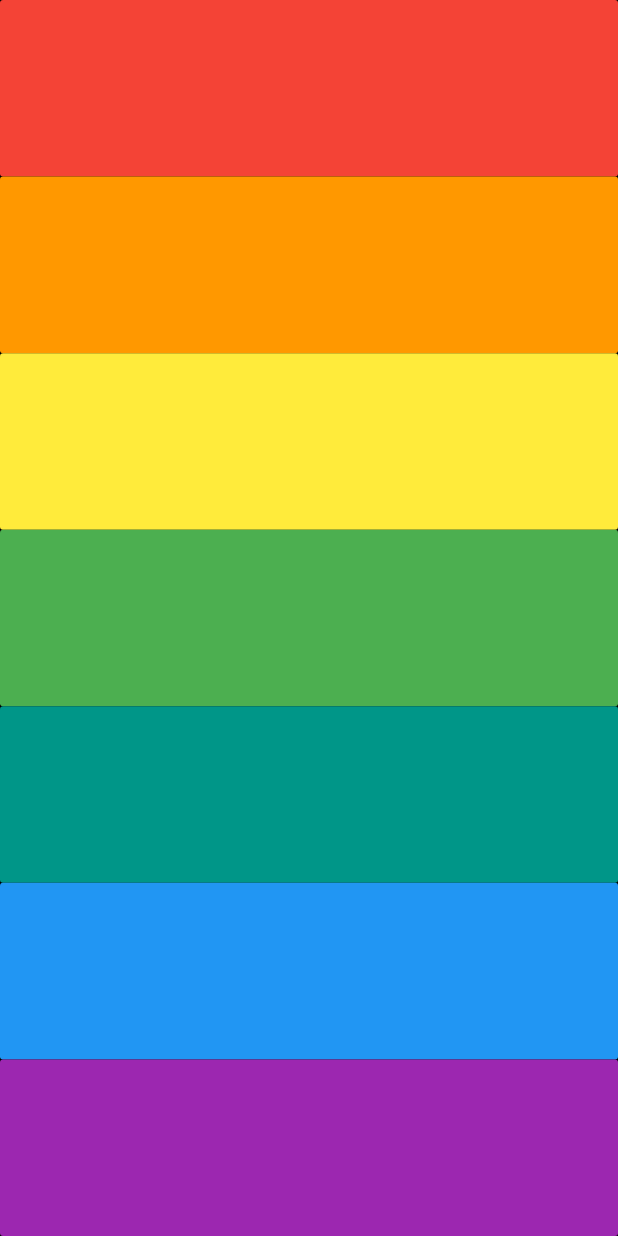
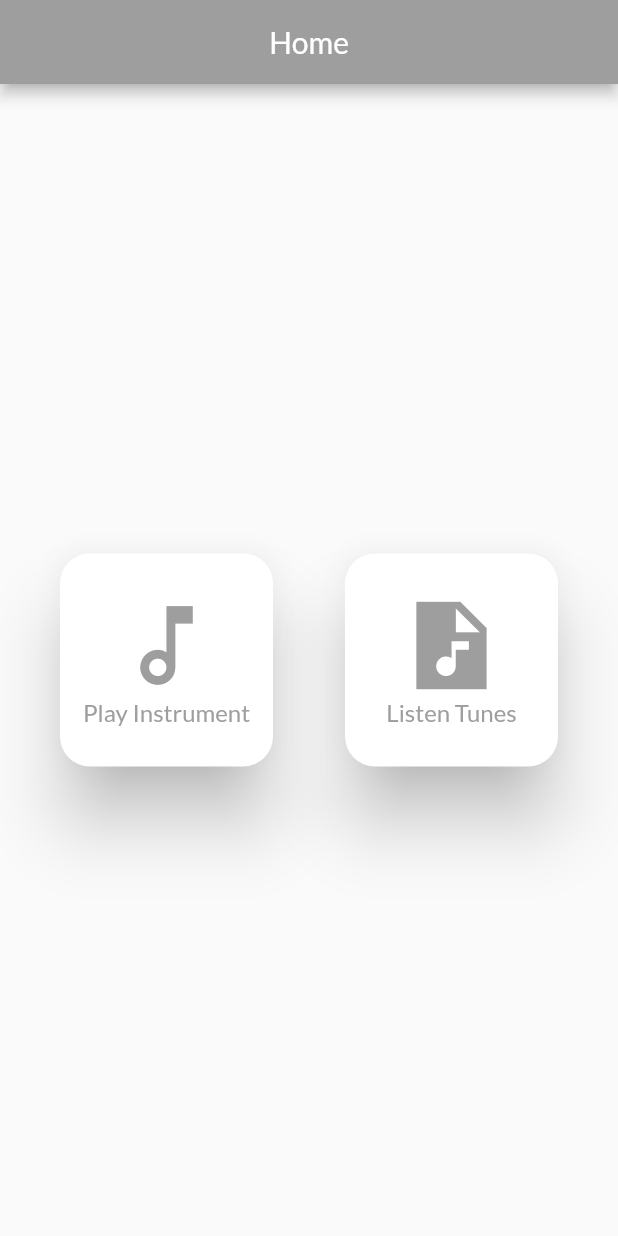
Before and after one commit to CodeWithPreet/xylophone, a Flutter app: the screen it shows after launch, on a phone screen of 412 x 824 dp. Run offline on Flutter 3.47's test engine with Material 2 defaults, Android fonts, the phone set to English and light mode, and no system bars; our stand-ins replace audioplayers, flutter_native_splash, google_fonts.

Commit message:
some changes

```diff
--- /dev/null
+++ b/lib/app/HomeScreen.dart
@@ -0,0 +1,101 @@
+import 'package:flutter/material.dart';
+import 'package:flutter/rendering.dart';
+import 'package:xylophone/app/ListenScreen.dart';
+
+class HomeScreen extends StatelessWidget {
+  const HomeScreen({Key? key}) : super(key: key);
+
+  @override
+  Widget build(BuildContext context) {
+    return Scaffold(
+      appBar: AppBar(
+        backgroundColor: Colors.grey,
+        centerTitle: true,
+        title: Text("Home"),
+      ),
+      body: SafeArea(
+        child: Center(
+          child: Row(
+            mainAxisAlignment: MainAxisAlignment.center,
+            crossAxisAlignment: CrossAxisAlignment.stretch,
+            children: [
+              Center(
+                child: Container(
+                  height: 150,
+                  width: 150,
+                  child: Card(
+                    shape: RoundedRectangleBorder(
+                      borderRadius: BorderRadius.circular(20.0),
+                    ),
+                    elevation: 20.0,
+                    child: GestureDetector(
+                      child: Center(
+                        child: Column(
+                          mainAxisAlignment: MainAxisAlignment.center,
+                          crossAxisAlignment: CrossAxisAlignment.center,
+                          children: [
+                            Icon(Icons.music_note_outlined,
+                                size: 70, color: Colors.grey),
+                            Text(
+                              "Play Instrument",
+                              style:
+                                  TextStyle(fontSize: 16, color: Colors.grey),
+                            ),
+                          ],
+                        ),
+                      ),
+                      onTap: () {
+                        Navigator.pushNamed(context, '/play');
+                      },
+                    ),
+                    color: Colors.white,
+                  ),
+                ),
+              ),
+              SizedBox(
+                width: 40,
+              ),
+              Center(
+                child: Container(
+                  height: 150,
+                  width: 150,
+                  child: Card(
+                    shape: RoundedRectangleBorder(
+                      borderRadius: BorderRadius.circular(20.0),
+                    ),
+                    elevation: 20.0,
+                    child: GestureDetector(
+                      child: Center(
+                        child: Column(
+                          mainAxisAlignment: MainAxisAlignment.center,
+                          crossAxisAlignment: CrossAxisAlignment.center,
+                          children: [
+                            Icon(Icons.audio_file_sharp,
+                                size: 70, color: Colors.grey),
+                            Text(
+                              "Listen Tunes",
+                              style:
+                                  TextStyle(fontSize: 16, color: Colors.grey),
+                            ),
+                          ],
+                        ),
+                      ),
+                      onTap: () {
+                        Navigator.push(
+                          context,
+                          MaterialPageRoute(
+                              builder: (context) => ListenScreen()),
+                        );
+                      },
+                    ),
+                    color: Colors.white,
+                  ),
+                ),
+              ),
+            ],
+          ),
+        ),
+      ),
+    );
+  }
+}
--- a/lib/app/myApp.dart
+++ /dev/null
@@ -1,115 +0,0 @@
-import 'package:audioplayers/audioplayers.dart';
-import 'package:flutter/material.dart';
-
-class MyApp extends StatelessWidget {
-  const MyApp({Key? key}) : super(key: key);
-  void playSound(int soundnum) {
-    final player = AudioCache();
-    player.play("note${soundnum}.wav");
-  }
-
-  Expanded buildkey({required Color color, required soundnum}) {
-    return Expanded(
-      child: FlatButton(
-        color: color,
-        onPressed: () {
-          playSound(soundnum);
-        },
-        child: Text(""),
-      ),
-    );
-  }
-
-  @override
-  Widget build(BuildContext context) {
-    return MaterialApp(
-      home: Scaffold(
-        backgroundColor: Colors.black,
-        body: SafeArea(
-          child: Container(
-            // height: 500,
-            child: Column(
-              crossAxisAlignment: CrossAxisAlignment.stretch,
-              children: [
-                // Expanded(
-                //   child: FlatButton(
-                //     color: Colors.red,
-                //     onPressed: () {
-                //       playSound(1);
-                //     },
-                //     child: Text(""),
-                //   ),
-                // ),
-                buildkey(color: Colors.red, soundnum: 1),
-                // Expanded(
-                //   child: FlatButton(
-                //     color: Colors.orange,
-                //     onPressed: () {
-                //       playSound(2);
-                //     },
-                //     child: Text(""),
-                //   ),
-                // ),
-                buildkey(color: Colors.orange, soundnum: 2),
-
-                // Expanded(
-                //   child: FlatButton(
-                //     onPressed: () {
-                //       playSound(3);
-                //     },
-                //     color: Colors.yellow,
-                //     child: Text(""),
-                //   ),
-                // ),
-                buildkey(color: Colors.yellow, soundnum: 3),
-
-                // Expanded(
-                //   child: FlatButton(
-                //     onPressed: () {
-                //       playSound(4);
-                //     },
-                //     color: Colors.green,
-                //     child: Text(""),
-                //   ),
-                // ),
-                buildkey(color: Colors.green, soundnum: 4),
-
-                // Expanded(
-                //   child: FlatButton(
-                //     onPressed: () {
-                //       playSound(5);
-                //     },
-                //     color: Colors.teal,
-                //     child: Text(""),
-                //   ),
-                // ),
-                buildkey(color: Colors.teal, soundnum: 5),
-
-                // Expanded(
-                //   child: FlatButton(
-                //       onPressed: () {
-                //         playSound(6);
-                //       },
-                //       color: Colors.blue,
-                //       child: Text("")),
-                // ),
-                buildkey(color: Colors.blue, soundnum: 6),
-
-                // Expanded(
-                //   child: FlatButton(
-                //     onPressed: () {
-                //       playSound(7);
-                //     },
-                //     color: Colors.purple,
-                //     child: Text(""),
-                //   ),
-                // ),
-                buildkey(color: Colors.purple, soundnum: 7),
-              ],
-            ),
-          ),
-        ),
-      ),
-    );
-  }
-}
--- a/pubspec.yaml
+++ b/pubspec.yaml
@@ -36,6 +36,7 @@ dependencies:
   cupertino_icons: ^1.0.2
   audioplayers: ^0.20.1
   flutter_native_splash: ^2.1.1
+  google_fonts: ^2.3.2
 
 
 dev_dependencies:
```
Also changed, not shown: lib/app/ListenScreen.dart (added, +16 -0 lines), lib/app/PlayScreen.dart (added, +128 -0 lines), lib/main.dart (+22 -2 lines), pubspec.lock, 1 other file.
